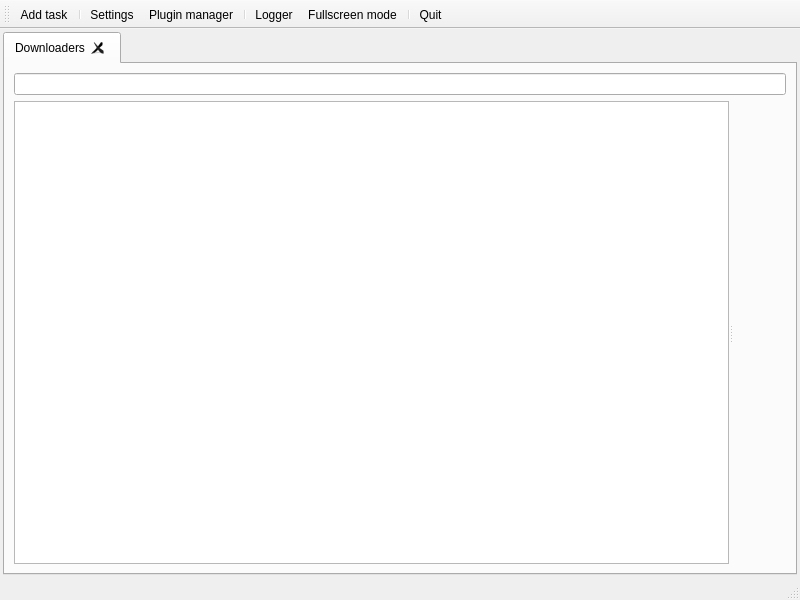
Above: src/leechcraft.ui from 0xd34df00d/leechcraft before the change. Below: the same form after it.
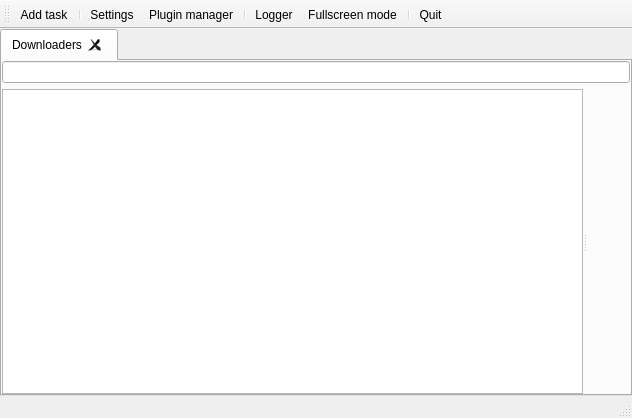
That is the form after the change. Icons and pictures are not drawn. Custom widgets are drawn as their Qt base class.

The edit to the form file:
```diff
--- a/src/leechcraft.ui
+++ b/src/leechcraft.ui
@@ -6,8 +6,8 @@
    <rect>
     <x>0</x>
     <y>0</y>
-    <width>800</width>
-    <height>600</height>
+    <width>632</width>
+    <height>418</height>
    </rect>
   </property>
   <property name="windowTitle">
@@ -20,7 +20,7 @@
   <widget class="QWidget" name="centralwidget">
    <layout class="QVBoxLayout" name="verticalLayout">
     <property name="margin">
-     <number>3</number>
+     <number>0</number>
     </property>
     <item>
      <widget class="LeechCraft::TabWidget" name="MainTabWidget_">
@@ -47,6 +47,9 @@
         <string>Downloaders</string>
        </attribute>
        <layout class="QVBoxLayout" name="verticalLayout_2">
+        <property name="margin">
+         <number>0</number>
+        </property>
         <item>
          <layout class="QHBoxLayout" name="horizontalLayout">
           <item>
```
